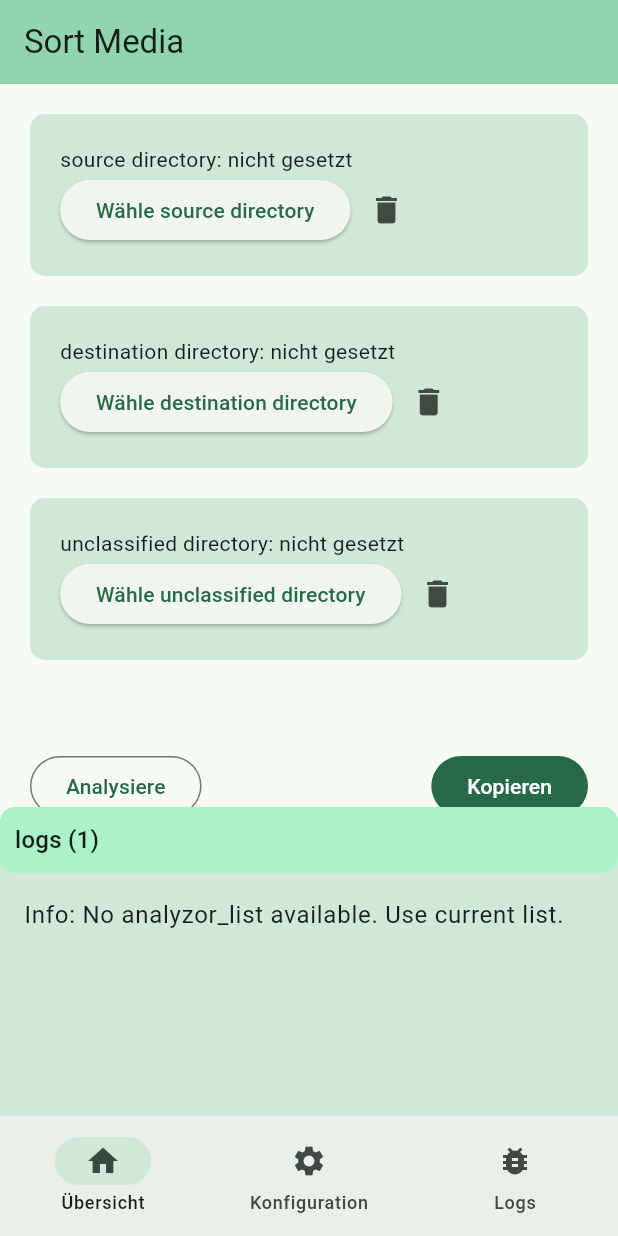
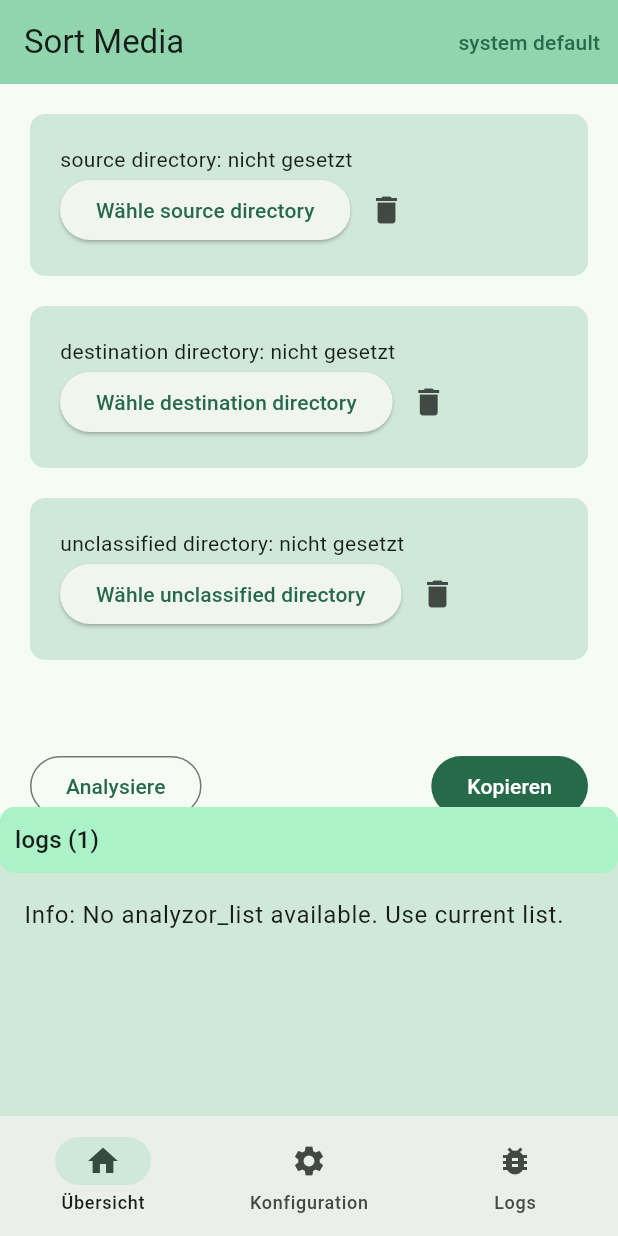
Before and after one commit to codica20/sortmedia, a Flutter app: the screen it shows after launch, on a phone screen of 412 x 824 dp. Run offline on Flutter 3.47's test engine with Material 3 defaults, Android fonts, the phone set to English and light mode, and no system bars; our stand-ins replace dart_mappable, file_picker, get_it, shared_preferences, watch_it; missing offline and left inert: exif_reader; generated files the repository leaves out were written again.

Commit message:
Feature: Choose app language.

```diff
--- /dev/null
+++ b/lib/features/choose_lang/ui/l10n_provider.dart
@@ -0,0 +1,24 @@
+import 'package:flutter/material.dart';
+import 'package:sortmedia/features/choose_lang/uistate/lang_state.dart';
+import 'package:watch_it/watch_it.dart';
+
+/// returns the child or wraps it if
+/// langState is set
+class L10nProvider extends WatchingWidget {
+  final Widget child;
+
+  const L10nProvider({super.key, required this.child});
+  @override
+  Widget build(BuildContext context) {
+    final lang = watchPropertyValue(
+      (LangState langState) => langState.lang,
+    );
+    return lang is String
+        ? Localizations.override(
+            locale: Locale(lang),
+            context: context,
+            child: child,
+          )
+        : child;
+  }
+}
--- /dev/null
+++ b/lib/features/choose_lang/ui/lang_setter.dart
@@ -0,0 +1,48 @@
+import 'package:flutter/material.dart';
+import 'package:sortmedia/l10n/app_localizations.dart';
+
+import '../uistate/lang_state.dart'
+    show LangState, langState;
+
+import 'package:watch_it/watch_it.dart';
+
+/// allows to switch between supported locales
+class LangSetter extends WatchingWidget {
+  const LangSetter({super.key});
+
+  @override
+  Widget build(BuildContext context) {
+    final chosenLang = watchPropertyValue(
+      (LangState langState) => langState.lang,
+    );
+
+    langText(String? lang) =>
+        lang ?? AppLocalizations.of(context)!.systemDefault;
+    return TextButton(
+      onPressed: () {
+        langState.lang = _getNextLang(chosenLang);
+      },
+      child: Text(langText(chosenLang)),
+    );
+  }
+
+  String? _getNextLang(String? currentLang) {
+    final possibles = AppLocalizations.supportedLocales;
+    if (currentLang == null) {
+      return possibles[0].toLanguageTag();
+    }
+    for (int i = 0; i < possibles.length; i++) {
+      if (possibles[i].toLanguageTag().compareTo(
+            currentLang,
+          ) ==
+          0) {
+        return i < possibles.length - 1
+            ? possibles[i + 1].toLanguageTag()
+            : null; // System default is at the end of the list.
+      }
+    }
+    throw Exception(
+      "ERROR: Language $currentLang not found.",
+    );
+  }
+}
--- /dev/null
+++ b/lib/features/choose_lang/uistate/lang_state.dart
@@ -0,0 +1,42 @@
+
+import 'package:flutter/material.dart' show ChangeNotifier;
+import 'package:get_it/get_it.dart' show GetIt;
+import 'package:shared_preferences/shared_preferences.dart' show SharedPreferencesAsync;
+
+class LangState extends ChangeNotifier {
+  static final _langKey = "lang";
+
+  final SharedPreferencesAsync prefs =
+      SharedPreferencesAsync();
+
+  LangState() {
+    _loadPreferences();
+  }
+
+  void _loadPreferences() async {
+    lang = await prefs.getString(_langKey);
+  }
+
+  String? _lang;
+
+  String? get lang => _lang;
+
+  set lang(String? newLang) {
+    _lang=newLang;
+    notifyListeners();
+    if (newLang is String) {
+      prefs.setString(_langKey, newLang);
+    } else {
+      prefs.remove(_langKey);
+    }
+  }
+}
+
+/// this should be called in main()
+void registerLangState() {
+  GetIt.instance.registerSingleton(LangState());
+}
+
+LangState get langState {
+  return GetIt.instance<LangState>();
+}
--- a/lib/features/home/ui/home_screen.dart
+++ b/lib/features/home/ui/home_screen.dart
@@ -1,4 +1,5 @@
 import 'package:flutter/material.dart';
+import 'package:sortmedia/features/choose_lang/ui/lang_setter.dart';
 
 import '../../navigation/ui/nav_bar.dart';
 
@@ -24,6 +25,7 @@ class HomeScreen extends StatelessWidget {
       appBar: AppBar(
         backgroundColor: colorScheme.inversePrimary,
         title: Text(title),
+        actions: [LangSetter()],
       ),
       body: Column(
         mainAxisAlignment: .spaceBetween,
--- a/lib/l10n/app_de.arb
+++ b/lib/l10n/app_de.arb
@@ -2,5 +2,6 @@
   "@@locale": "de",
   "srcDir": "Quellverzeichnis",
   "destDir": "Zielverzeichnis",
-  "unclassifiedDir": "Verzeichnis für unklassifizierte Dateien"
+  "unclassifiedDir": "Verzeichnis für unklassifizierte Dateien",
+  "systemDefault": "Systemvorgabe"
 }
--- a/lib/l10n/app_en.arb
+++ b/lib/l10n/app_en.arb
@@ -5,5 +5,7 @@
   "destDir": "destination directory",
   "@destDir": { "description": "The destination directory"},
   "unclassifiedDir": "unclassified directory",
-  "@unclassifiedDir": { "description": "The directory for unclassified files"}
+  "@unclassifiedDir": { "description": "The directory for unclassified files"},
+  "systemDefault": "system default",
+  "@systemDefault": {"description": "System default setting"}
 }
--- a/lib/main.dart
+++ b/lib/main.dart
@@ -3,6 +3,8 @@ import 'package:dart_mappable/dart_mappable.dart'
 import 'package:flutter/material.dart';
 import 'package:flutter_localizations/flutter_localizations.dart'
     as flutter_localizations;
+import 'package:sortmedia/features/choose_lang/ui/l10n_provider.dart';
+import 'package:sortmedia/features/choose_lang/uistate/lang_state.dart';
 
 import 'features/analyze/engine/analyzor.dart';
 import 'features/analyze/engine/exif_analyzor.dart';
@@ -24,6 +26,7 @@ void main() {
   RegExAnalyzorMapper.ensureInitialized();
   registerLogger();
   registerSettingsState();
+  registerLangState();
   registerCurrentScreenModel();
   registerAnalyzorList();
   runApp(const MyApp());
@@ -37,7 +40,8 @@ class MyApp extends StatelessWidget {
   Widget build(BuildContext context) {
     return MaterialApp(
       title: 'Sort Media',
-      localizationsDelegates: [AppLocalizations.delegate,
+      localizationsDelegates: [
+        AppLocalizations.delegate,
         ...flutter_localizations
             .GlobalMaterialLocalizations
             .delegates,
@@ -49,10 +53,13 @@ class MyApp extends StatelessWidget {
         ),
       ),
       routes: {
-        "/": (context) =>
-            const HomeScreen(title: 'Sort Media'),
-        "/config": (context) => const ConfigScreen(),
-        "/logs": (context) => const LogsScreen(),
+        "/": (context) => const L10nProvider(
+          child: HomeScreen(title: 'Sort Media'),
+        ),
+        "/config": (context) =>
+            const L10nProvider(child: ConfigScreen()),
+        "/logs": (context) =>
+            const L10nProvider(child: LogsScreen()),
       },
     );
   }
```
